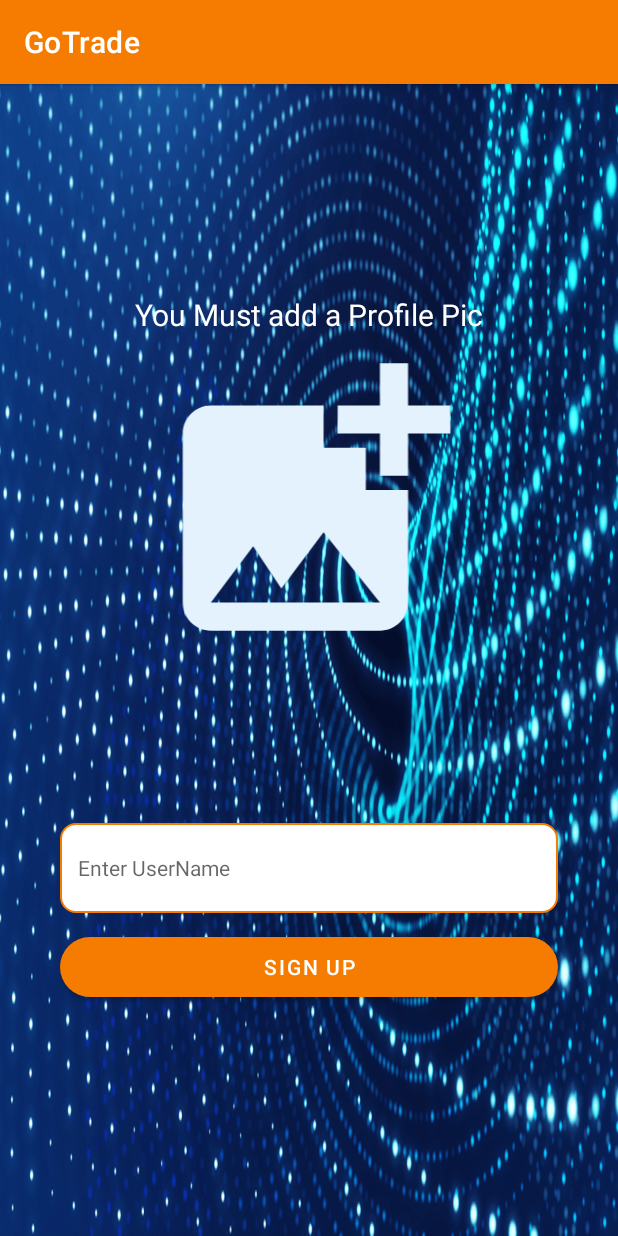
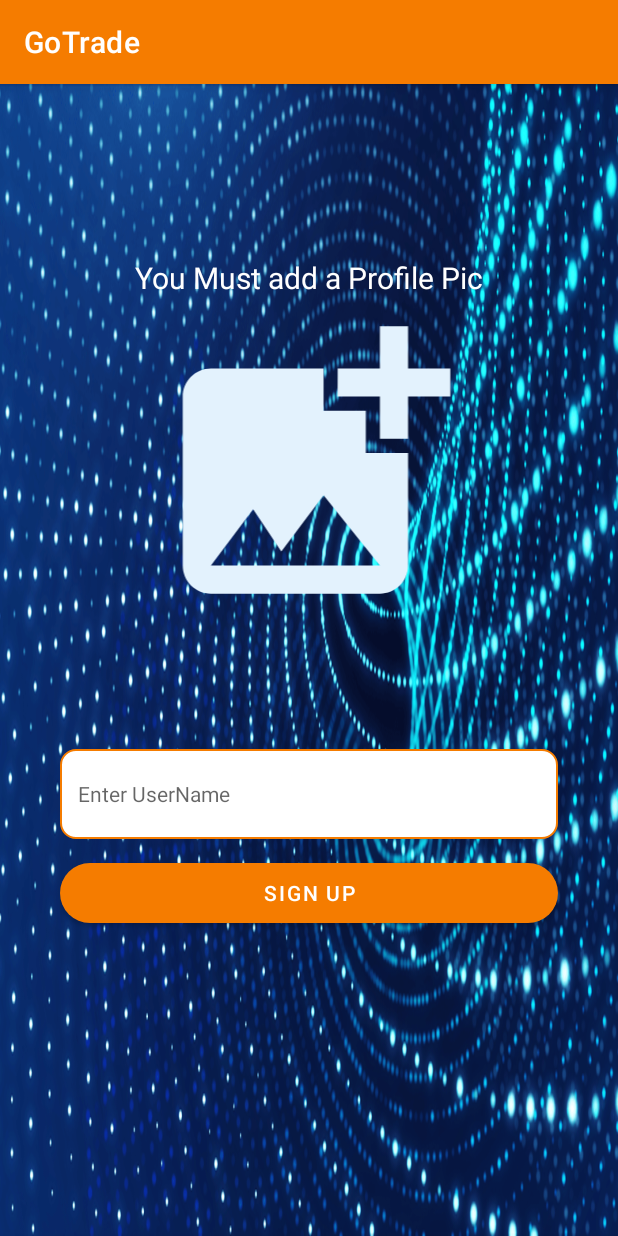
Before and after one commit to Kushagra-Agarwal44/Go-Trade-App, an Android app: the InformationActivity screen opened directly, with no data from a screen before it, on a phone screen of 412 x 824 dp. Run offline under Robolectric (Android 15) with nearby library versions, the light colour scheme and no system bars; our stand-ins replace Firebase (no records; nobody signed in at launch, a user with empty details on screens opened directly).

Commit message:
This is Go-Trade Project for droid wars2021

```diff
--- a/app/src/main/java/com/kushagrawithmdg/gotrade/InformationActivity.kt
+++ b/app/src/main/java/com/kushagrawithmdg/gotrade/InformationActivity.kt
@@ -61,6 +61,7 @@ class InformationActivity : AppCompatActivity() {
 
     private fun saveUserInformation() {
 
+
         val displayname: String = editText.getText().toString()
 
         if (displayname.isEmpty()) {
@@ -83,8 +84,7 @@ class InformationActivity : AppCompatActivity() {
             }
         }else{
             Toast.makeText(this,"Photo Must be Uploaded First",Toast.LENGTH_SHORT).show()
-            return
-        }
+            return}
     }
 
     private fun UpdateUI() {
--- a/app/src/main/java/com/kushagrawithmdg/gotrade/SignUpActivity.kt
+++ b/app/src/main/java/com/kushagrawithmdg/gotrade/SignUpActivity.kt
@@ -1,13 +1,14 @@
 package com.kushagrawithmdg.gotrade
 
 import android.content.Intent
-import androidx.appcompat.app.AppCompatActivity
 import android.os.Bundle
 import android.util.Log
 import android.util.Patterns
 import android.view.View
 import android.widget.EditText
 import android.widget.Toast
+import androidx.appcompat.app.AppCompatActivity
+import com.google.android.gms.tasks.OnCompleteListener
 import com.google.firebase.auth.FirebaseAuth
 import com.google.firebase.auth.FirebaseAuthUserCollisionException
 import com.google.firebase.auth.ktx.auth
@@ -87,6 +88,9 @@ SignUpActivity : AppCompatActivity() {
                     // Sign in success, update UI with the signed-in user's information
                     Log.d("TAG", "createUserWithEmail:success")
                     Toast.makeText(baseContext, "Registration Successful", Toast.LENGTH_SHORT).show()
+//                    auth.currentUser!!.sendEmailVerification().addOnCompleteListener {
+//                        Toast.makeText(this, "Verification Email sent", Toast.LENGTH_LONG).show()
+//                    }
                     progressBar.visibility= View.GONE
                     val intent = Intent(this, InformationActivity::class.java)
                     intent.addFlags(Intent.FLAG_ACTIVITY_CLEAR_TOP)
--- a/app/src/main/res/layout/activity_information.xml
+++ b/app/src/main/res/layout/activity_information.xml
@@ -12,7 +12,7 @@
         android:id="@+id/textView2"
         android:layout_width="wrap_content"
         android:layout_height="wrap_content"
-        android:layout_marginTop="100dp"
+        android:layout_marginTop="75dp"
         android:text="You Must add a Profile Pic"
         android:textColor="@color/white"
         android:textSize="20dp"
@@ -33,7 +33,7 @@
         android:id="@+id/editTextTextPersonName"
         android:layout_width="match_parent"
         android:layout_height="60dp"
-        android:layout_marginTop="100dp"
+        android:layout_marginTop="75dp"
         android:ems="10"
         android:paddingStart="12dp"
         android:paddingEnd="12dp"
```
Also changed, not shown: app/src/main/java/com/kushagrawithmdg/gotrade/Daos/UserDao.kt (+5 -5 lines).
